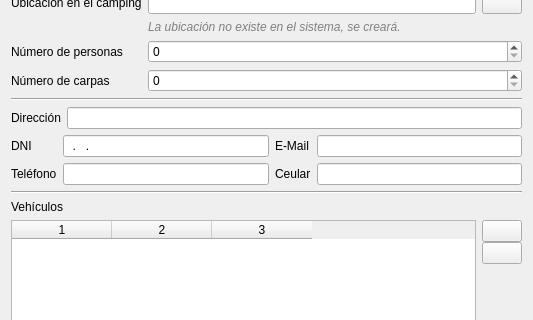
Old version of the form DialogClient.ui in the repository dnohales/camping; both pictures show x 0 to 533 and y 151 to 471 of the 533 by 585 pixel window.
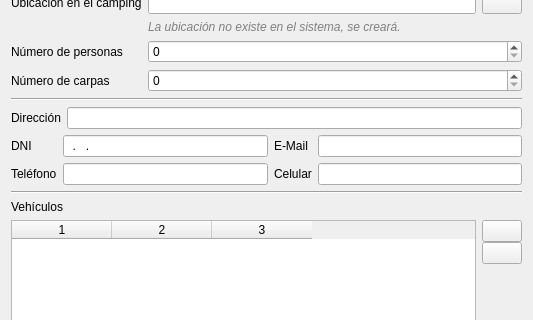
New version of the form. Icons and pictures are not drawn.

```diff
--- a/DialogClient.ui
+++ b/DialogClient.ui
@@ -295,7 +295,7 @@
      <item row="4" column="2">
       <widget class="QLabel" name="label_12">
        <property name="text">
-        <string>Ceular</string>
+        <string>Celular</string>
        </property>
        <property name="buddy">
         <cstring>editCel</cstring>
```
Left out of the diff: 2 changed lines with no effect on the pictures.
